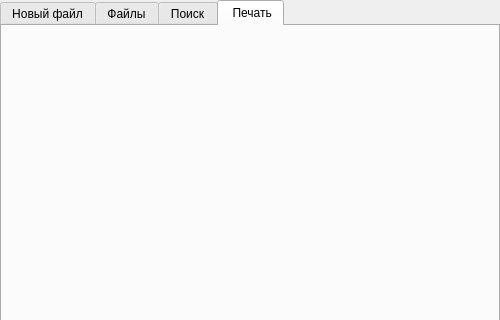
First picture: the form in studenthelperwiget.ui, repository bort-four/StudentHelper, before the edit; both pictures show x 0 to 500 and y 0 to 320 of the 500 by 500 pixel window.
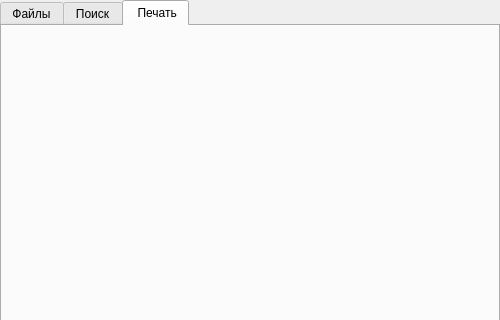
Second picture: the form after the edit. The open tabs and pages were chosen to show the change.

```diff
--- a/studenthelperwiget.ui
+++ b/studenthelperwiget.ui
@@ -34,11 +34,6 @@
      <property name="currentIndex">
       <number>0</number>
      </property>
-     <widget class="QWidget" name="addTab">
-      <attribute name="title">
-       <string>Новый файл</string>
-      </attribute>
-     </widget>
      <widget class="QWidget" name="fileTab">
       <attribute name="title">
        <string>Файлы</string>
```
Left out of the diff: 2 changed lines with no effect on the pictures.
